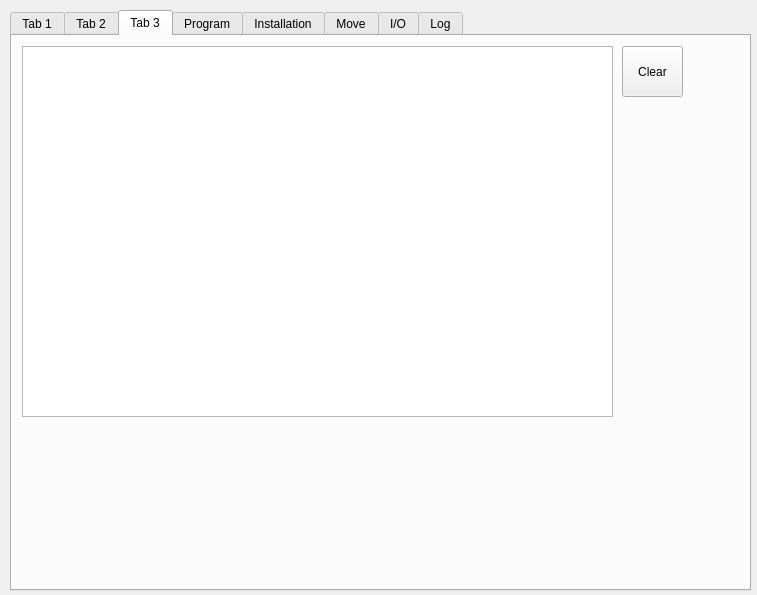
First picture: the form in toe/my_ui/my_ui_01/src/ui/multimovedisplay.ui, repository surachairobotic/cobot, before the edit.
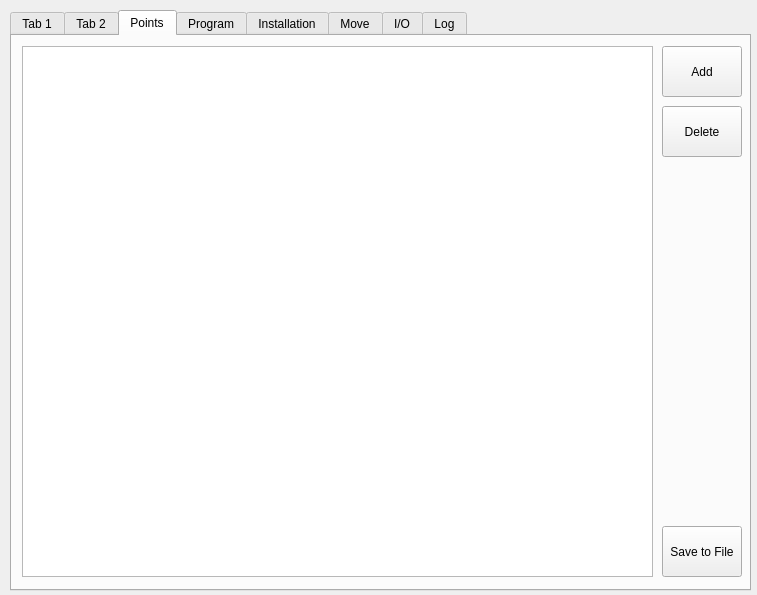
Second picture: the form after the edit. The open tabs and pages were chosen to show the change.

The edit to the form file:
```diff
--- a/toe/my_ui/my_ui_01/src/ui/multimovedisplay.ui
+++ b/toe/my_ui/my_ui_01/src/ui/multimovedisplay.ui
@@ -697,29 +697,55 @@
    </widget>
    <widget class="QWidget" name="tab_03">
     <attribute name="title">
-     <string>Tab 3</string>
+     <string>Points</string>
     </attribute>
-    <widget class="QPlainTextEdit" name="plainTextEdit_info">
+    <widget class="QListWidget" name="list_points">
      <property name="geometry">
       <rect>
        <x>10</x>
        <y>10</y>
-       <width>591</width>
-       <height>371</height>
+       <width>631</width>
+       <height>531</height>
       </rect>
      </property>
     </widget>
     <widget class="QPushButton" name="pushButton_step_01">
      <property name="geometry">
       <rect>
-       <x>610</x>
+       <x>650</x>
        <y>10</y>
-       <width>61</width>
+       <width>80</width>
        <height>51</height>
       </rect>
      </property>
      <property name="text">
-      <string>Clear</string>
+      <string>Add</string>
+     </property>
+    </widget>
+    <widget class="QPushButton" name="btn_del_points">
+     <property name="geometry">
+      <rect>
+       <x>650</x>
+       <y>70</y>
+       <width>80</width>
+       <height>51</height>
+      </rect>
+     </property>
+     <property name="text">
+      <string>Delete</string>
+     </property>
+    </widget>
+    <widget class="QPushButton" name="btn_save_points">
+     <property name="geometry">
+      <rect>
+       <x>650</x>
+       <y>490</y>
+       <width>80</width>
+       <height>51</height>
+      </rect>
+     </property>
+     <property name="text">
+      <string>Save to File</string>
      </property>
     </widget>
    </widget>
```
Left out of the diff: 6 changed lines with no effect on the pictures.
